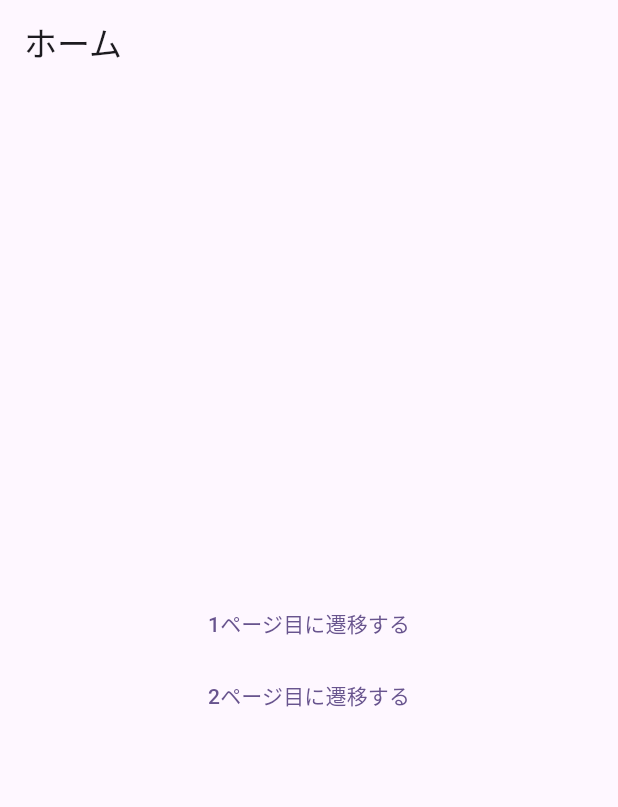
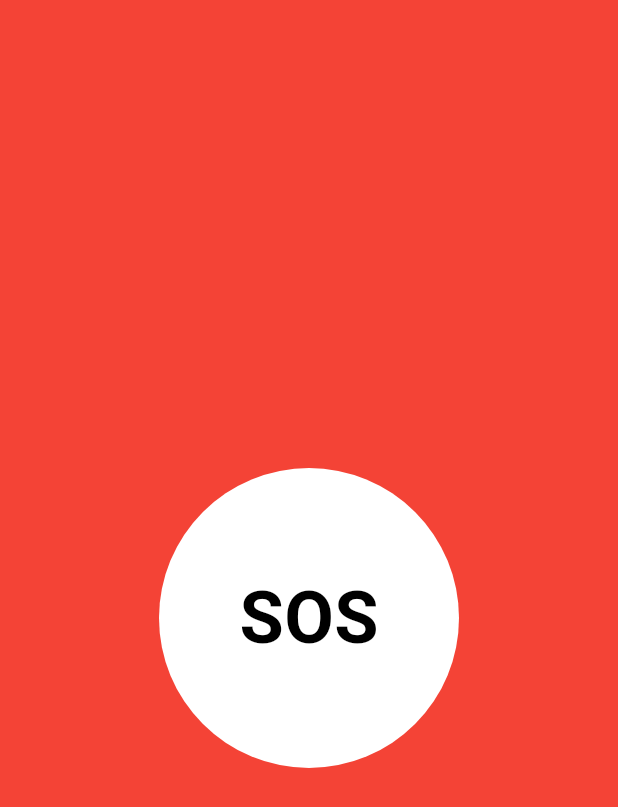
Before and after one commit to satou-takeru0801/flutterMock, a Flutter app: the screen it shows after launch, on a phone screen of 412 x 824 dp. Shown: the top 807 px of the screen. Run offline on Flutter 3.47's test engine with Material 3 defaults, Android fonts, the phone set to English and light mode, and no system bars.

Commit message:
ホームページいじり中。問題置きまくってるけどそれも味です。 昨日は風邪ひいたままバイトしたらすごく体調が悪くなりました

```diff
--- a/lib/takeruHomepage.dart
+++ b/lib/takeruHomepage.dart
@@ -8,34 +8,29 @@ class Takeruhomepage extends StatelessWidget {
   @override
   Widget build(BuildContext context) {
     return Scaffold(
-      appBar: AppBar(
-        title: Text("ホーム"),
-      ),
+      backgroundColor: Colors.red, // 背景を赤に設定
       body: Center(
-        child: Column(
-          mainAxisAlignment: MainAxisAlignment.center,
-          children: [
-            TextButton(
-              child: Text("1ページ目に遷移する"),
-              onPressed: () {
-                Navigator.push(
-                    context,
-                    MaterialPageRoute(
-                      builder: (context) => Takerufirstpage(),
-                    ));
-              },
+        child: GestureDetector(
+          onTap: () {
+            // SOSボタンを押したときの処理（後で追加可能）
+          },
+          child: Container(
+            width: 200,
+            height: 200,
+            decoration: BoxDecoration(
+              color: Colors.white, // 白い丸
+              shape: BoxShape.circle,
             ),
-            TextButton(
-              child: Text("2ページ目に遷移する"),
-              onPressed: () {
-                Navigator.push(
-                    context,
-                    MaterialPageRoute(
-                      builder: (context) => Takerusecondpage(),
-                    ));
-              },
+            alignment: Alignment.center,
+            child: Text(
+              'SOS',
+              style: TextStyle(
+                color: Colors.black, // 黒字
+                fontSize: 48,
+                fontWeight: FontWeight.bold,
+              ),
             ),
-          ],
+          ),
         ),
       ),
     );
```
